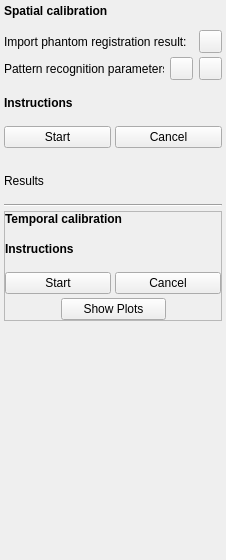
First picture: the form in PlusApp/fCal/Toolboxes/FreehandCalibrationToolbox.ui, repository PlusToolkit/PlusApp, before the edit.
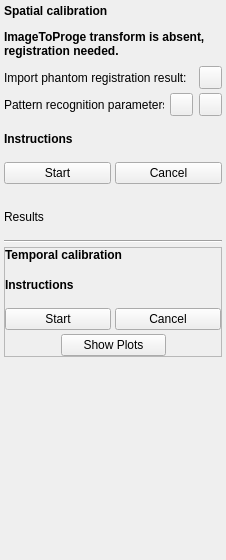
Second picture: the form after the edit. Icons and pictures are not drawn.

Commit message: Test #539; Re #511: StylusCalibrationToolbox and PhantomRegistrationToolbox indicates calibration state; DisplayableObjects are deleted when disconnecting; Error log entries prevented when there is no error

The edit to the form file:
```diff
--- a/PlusApp/fCal/Toolboxes/FreehandCalibrationToolbox.ui
+++ b/PlusApp/fCal/Toolboxes/FreehandCalibrationToolbox.ui
@@ -67,7 +67,7 @@
         </property>
        </widget>
       </item>
-      <item row="3" column="0" colspan="2">
+      <item row="4" column="0" colspan="2">
        <layout class="QHBoxLayout" name="horizontalLayout_3">
         <property name="spacing">
          <number>2</number>
@@ -119,7 +119,7 @@
         </item>
        </layout>
       </item>
-      <item row="5" column="0" colspan="2">
+      <item row="6" column="0" colspan="2">
        <layout class="QHBoxLayout" name="horizontalLayout_6">
         <property name="spacing">
          <number>6</number>
@@ -203,7 +203,7 @@
         </item>
        </layout>
       </item>
-      <item row="8" column="0" colspan="2">
+      <item row="9" column="0" colspan="2">
        <widget class="QLabel" name="label_InstructionsSpatial">
         <property name="font">
          <font>
@@ -219,23 +219,23 @@
         </property>
        </widget>
       </item>
-      <item row="9" column="0" colspan="2">
-       <spacer name="verticalSpacer">
-        <property name="orientation">
-         <enum>Qt::Vertical</enum>
-        </property>
-        <property name="sizeType">
-         <enum>QSizePolicy::Fixed</enum>
-        </property>
-        <property name="sizeHint" stdset="0">
-         <size>
-          <width>158</width>
-          <height>12</height>
-         </size>
-        </property>
-       </spacer>
-      </item>
       <item row="10" column="0" colspan="2">
+       <spacer name="verticalSpacer">
+        <property name="orientation">
+         <enum>Qt::Vertical</enum>
+        </property>
+        <property name="sizeType">
+         <enum>QSizePolicy::Fixed</enum>
+        </property>
+        <property name="sizeHint" stdset="0">
+         <size>
+          <width>158</width>
+          <height>12</height>
+         </size>
+        </property>
+       </spacer>
+      </item>
+      <item row="11" column="0" colspan="2">
        <layout class="QHBoxLayout" name="horizontalLayout_2">
         <property name="spacing">
          <number>4</number>
@@ -256,7 +256,7 @@
         </item>
        </layout>
       </item>
-      <item row="6" column="0" colspan="2">
+      <item row="7" column="0" colspan="2">
        <spacer name="verticalSpacer_7">
         <property name="orientation">
          <enum>Qt::Vertical</enum>
@@ -288,7 +288,7 @@
         </property>
        </spacer>
       </item>
-      <item row="11" column="0" colspan="2">
+      <item row="12" column="0" colspan="2">
        <spacer name="verticalSpacer_9">
         <property name="orientation">
          <enum>Qt::Vertical</enum>
@@ -304,14 +304,14 @@
         </property>
        </spacer>
       </item>
-      <item row="13" column="0" colspan="2">
+      <item row="14" column="0" colspan="2">
        <widget class="QLabel" name="label_Results">
         <property name="text">
          <string>Results</string>
         </property>
        </widget>
       </item>
-      <item row="12" column="0">
+      <item row="13" column="0">
        <widget class="QLabel" name="label_Warning">
         <property name="font">
          <font>
@@ -327,6 +327,35 @@
         </property>
        </widget>
       </item>
+      <item row="2" column="0" colspan="2">
+       <widget class="QLabel" name="label_CalibrationState">
+        <property name="font">
+         <font>
+          <weight>75</weight>
+          <bold>true</bold>
+         </font>
+        </property>
+        <property name="text">
+         <string>ImageToProge transform is absent, registration needed.</string>
+        </property>
+        <property name="wordWrap">
+         <bool>true</bool>
+        </property>
+       </widget>
+      </item>
+      <item row="3" column="0" colspan="2">
+       <spacer name="verticalSpacer_4">
+        <property name="orientation">
+         <enum>Qt::Vertical</enum>
+        </property>
+        <property name="sizeHint" stdset="0">
+         <size>
+          <width>20</width>
+          <height>4</height>
+         </size>
+        </property>
+       </spacer>
+      </item>
      </layout>
     </widget>
    </item>
```
The commit also changes 11 other files.
